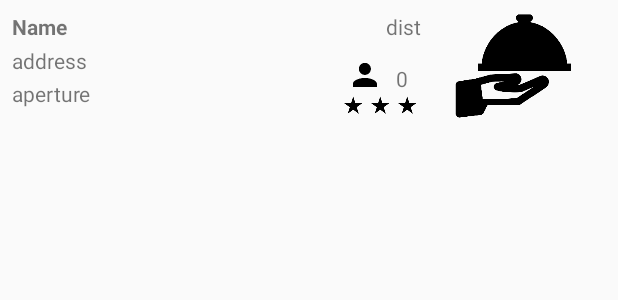
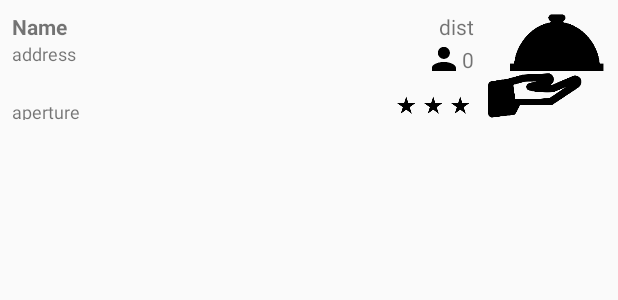
Before and after one commit to skichrome/Go4Lunch, an Android app: the layout fragment_list_list_item_recycler_view.xml on its own in the app's theme, with its tools: preview values and no code run, on a phone screen of 412 x 824 dp. Shown: the top 300 px of the screen. Run offline under Robolectric (Android 15) with nearby library versions, the phone set to English and light mode, and no system bars.

Commit message:
[Added] Support of recyclerView on list fragment, with some data displayed on each item of the list.
Signed-off-by: skichrome <toni.campeol@outlook.fr>

```diff
--- a/app/src/main/java/com/skichrome/go4lunch/base/BaseFragment.java
+++ b/app/src/main/java/com/skichrome/go4lunch/base/BaseFragment.java
@@ -28,10 +28,6 @@ public abstract class BaseFragment extends Fragment
      * Used to configure the design, for example here will be executed the http Request, the RecyclerView will be configured here
      */
     protected abstract void configureFragment();
-    /**
-     * configure refresh on user swipe down on top of recyclerView
-     */
-    protected abstract void updateFragment ();
 
     //=========================================
     // Empty Constructor
@@ -59,7 +55,6 @@ public abstract class BaseFragment extends Fragment
 
         // Configure and update Design (Developer will implement these method instead of override onCreateView())
         this.configureFragment();
-        this.updateFragment();
 
         return(view);
     }
--- a/app/src/main/java/com/skichrome/go4lunch/controllers/fragments/WorkmatesFragment.java
+++ b/app/src/main/java/com/skichrome/go4lunch/controllers/fragments/WorkmatesFragment.java
@@ -35,11 +35,6 @@ public class WorkmatesFragment extends BaseFragment
     {
     }
 
-    @Override
-    protected void updateFragment()
-    {
-    }
-
     //=========================================
     // Configuration Methods
     //=========================================
--- a/app/src/main/res/layout/fragment_list_list_item_recycler_view.xml
+++ b/app/src/main/res/layout/fragment_list_list_item_recycler_view.xml
@@ -9,16 +9,16 @@
 
     <ImageView
         android:id="@+id/fragment_list_item_restaurant_image"
-        android:layout_width="107dp"
+        android:layout_width="80dp"
         android:layout_height="0dp"
-        android:layout_marginEnd="16dp"
+        android:layout_marginEnd="8dp"
         android:layout_marginTop="8dp"
+        android:contentDescription="@string/fragment_list_item_restaurant_image_description"
         android:scaleType="fitCenter"
         app:layout_constraintBottom_toBottomOf="parent"
         app:layout_constraintEnd_toEndOf="parent"
         app:layout_constraintTop_toTopOf="parent"
         app:layout_constraintVertical_bias="0.976"
-        android:contentDescription="@string/fragment_list_item_restaurant_image_description"
         app:srcCompat="@drawable/restaurant" />
 
     <TextView
@@ -38,7 +38,6 @@
         android:layout_width="24dp"
         android:layout_height="24dp"
         android:contentDescription="@string/frag_list_item_icon_workmates_voted_for_this_resto"
-        app:layout_constraintBottom_toTopOf="@+id/fragment_list_item_rate_3_star"
         app:layout_constraintEnd_toStartOf="@+id/fragment_list_item_number_of_workmates_in_this_restaurant"
         app:layout_constraintTop_toBottomOf="@+id/fragment_list_item_restaurant_distance"
         app:srcCompat="@drawable/ic_person_black_48dp" />
@@ -47,11 +46,12 @@
         android:id="@+id/fragment_list_item_rate_1_star"
         android:layout_width="wrap_content"
         android:layout_height="wrap_content"
+        android:layout_marginEnd="8dp"
         android:contentDescription="@string/fragment_list_item_rate_img_description"
-        android:layout_marginEnd="8dp"
-        app:layout_constraintBottom_toBottomOf="parent"
+        app:layout_constraintBottom_toBottomOf="@+id/fragment_list_item_rate_2_stars"
         app:layout_constraintEnd_toStartOf="@+id/fragment_list_item_restaurant_image"
         app:layout_constraintTop_toBottomOf="@+id/fragment_list_item_icon_workmates_in_this_restaurant"
+        app:layout_constraintVertical_bias="1.0"
         app:srcCompat="@drawable/ic_star_rate_black_18dp" />
 
     <ImageView
@@ -64,7 +64,7 @@
         app:srcCompat="@drawable/ic_star_rate_black_18dp" />
 
     <ImageView
-        android:id="@+id/fragment_list_item_rate_3_star"
+        android:id="@+id/fragment_list_item_rate_3_stars"
         android:layout_width="wrap_content"
         android:layout_height="wrap_content"
         android:contentDescription="@string/fragment_list_item_rate_img_description"
@@ -74,45 +74,59 @@
 
     <TextView
         android:id="@+id/fragment_list_item_restaurant_name"
-        android:layout_width="wrap_content"
-        android:layout_height="20dp"
+        android:layout_width="0dp"
+        android:layout_height="wrap_content"
+        android:layout_marginEnd="8dp"
         android:layout_marginStart="8dp"
         android:layout_marginTop="8dp"
+        android:ellipsize="end"
+        android:maxLines="1"
         android:text="@string/fragment_list_item_restaurant_name_string"
         android:textStyle="bold"
-        app:layout_constraintBottom_toTopOf="@+id/fragment_list_item_restaurant_adress"
+        app:layout_constraintBottom_toTopOf="@+id/fragment_list_item_restaurant_address"
+        app:layout_constraintEnd_toStartOf="@+id/fragment_list_item_icon_workmates_in_this_restaurant"
         app:layout_constraintStart_toStartOf="parent"
-        app:layout_constraintTop_toTopOf="parent"
-        app:layout_constraintVertical_chainStyle="spread_inside" />
+        app:layout_constraintTop_toTopOf="parent" />
 
     <TextView
-        android:id="@+id/fragment_list_item_restaurant_adress"
-        android:layout_width="wrap_content"
-        android:layout_height="wrap_content"
+        android:id="@+id/fragment_list_item_restaurant_address"
+        android:layout_width="0dp"
+        android:layout_height="0dp"
+        android:layout_marginEnd="8dp"
         android:layout_marginStart="8dp"
+        android:ellipsize="end"
+        android:maxLines="2"
         android:text="@string/fragment_list_item_restaurant_adress_string"
+        android:textSize="12sp"
         app:layout_constraintBottom_toTopOf="@+id/fragment_list_item_restaurant_aperture"
+        app:layout_constraintEnd_toStartOf="@+id/fragment_list_item_icon_workmates_in_this_restaurant"
+        app:layout_constraintHorizontal_bias="1.0"
         app:layout_constraintStart_toStartOf="parent"
         app:layout_constraintTop_toBottomOf="@+id/fragment_list_item_restaurant_name" />
 
     <TextView
         android:id="@+id/fragment_list_item_restaurant_aperture"
+        android:layout_width="0dp"
+        android:layout_height="14dp"
+        android:layout_marginEnd="8dp"
+        android:layout_marginStart="8dp"
+        android:text="@string/fragment_list_item_restaurant_aperture_string"
+        android:textSize="12sp"
+        app:layout_constraintBottom_toBottomOf="parent"
+        app:layout_constraintEnd_toStartOf="@+id/fragment_list_item_rate_3_stars"
+        app:layout_constraintStart_toStartOf="parent"
+        app:layout_constraintTop_toBottomOf="@+id/fragment_list_item_restaurant_address" />
+
+    <TextView
+        android:id="@+id/fragment_list_item_number_of_workmates_in_this_restaurant"
         android:layout_width="wrap_content"
         android:layout_height="wrap_content"
         android:layout_marginBottom="8dp"
-        android:layout_marginStart="8dp"
-        android:text="@string/fragment_list_item_restaurant_aperture_string"
-        app:layout_constraintBottom_toBottomOf="parent"
-        app:layout_constraintStart_toStartOf="parent"
-        app:layout_constraintTop_toBottomOf="@+id/fragment_list_item_restaurant_adress" />
-
-    <TextView
-        android:id="@+id/fragment_list_item_number_of_workmates_in_this_restaurant"
-        android:layout_width="25dp"
-        android:layout_height="wrap_content"
         android:layout_marginEnd="8dp"
+        android:layout_marginTop="8dp"
         android:text="@string/fragment_list_item_number_of_workmates_in_this_restaurant_string"
         android:textAlignment="center"
-        app:layout_constraintBottom_toTopOf="@+id/fragment_list_item_rate_1_star"
-        app:layout_constraintEnd_toStartOf="@+id/fragment_list_item_restaurant_image" />
+        app:layout_constraintBottom_toBottomOf="@+id/fragment_list_item_icon_workmates_in_this_restaurant"
+        app:layout_constraintEnd_toStartOf="@+id/fragment_list_item_restaurant_image"
+        app:layout_constraintTop_toTopOf="@+id/fragment_list_item_icon_workmates_in_this_restaurant" />
 </android.support.constraint.ConstraintLayout>
```
Also changed, not shown: app/src/main/java/com/skichrome/go4lunch/controllers/activities/MainActivity.java (+28 -10 lines), app/src/main/java/com/skichrome/go4lunch/controllers/fragments/ListFragment.java (+31 -5 lines), app/src/main/java/com/skichrome/go4lunch/controllers/fragments/MapFragment.java (+65 -73 lines), app/src/main/java/com/skichrome/go4lunch/models/FormattedPlace.java (+35 -8 lines), app/src/main/java/com/skichrome/go4lunch/utils/RequestCodes.java (+9 -0 lines), app/src/main/java/com/skichrome/go4lunch/views/RVAdapter.java (added, +59 -0 lines), app/src/main/java/com/skichrome/go4lunch/views/RVViewHolder.java (added, +58 -0 lines).
